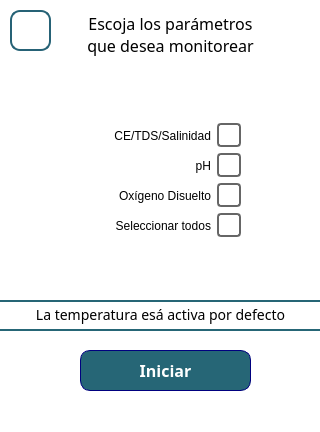
The window that src/views/MonitoringView/MonitoringSelectPortrait.ui (Giocerz/water_quality_rpi_unal) describes before a commit, drawn with Qt 5.
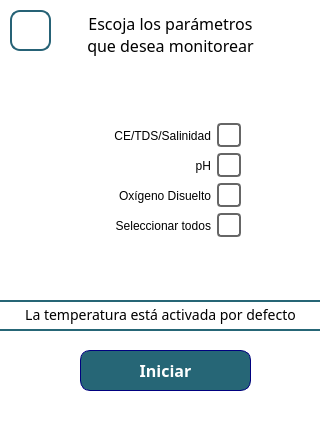
The same window after the commit.

Commit message: change: label of temperature in monitoring slect ui was changed

```diff
--- a/src/views/MonitoringView/MonitoringSelectPortrait.ui
+++ b/src/views/MonitoringView/MonitoringSelectPortrait.ui
@@ -281,7 +281,7 @@
 </string>
     </property>
     <property name="text">
-     <string>&lt;html&gt;&lt;head/&gt;&lt;body&gt;&lt;p&gt;La temperatura  esá activa por defecto&lt;/p&gt;&lt;/body&gt;&lt;/html&gt;</string>
+     <string>&lt;html&gt;&lt;head/&gt;&lt;body&gt;&lt;p&gt;La temperatura está activada por defecto&lt;/p&gt;&lt;/body&gt;&lt;/html&gt;</string>
     </property>
     <property name="alignment">
      <set>Qt::AlignCenter</set>
```
The commit also changes 3 other files.
